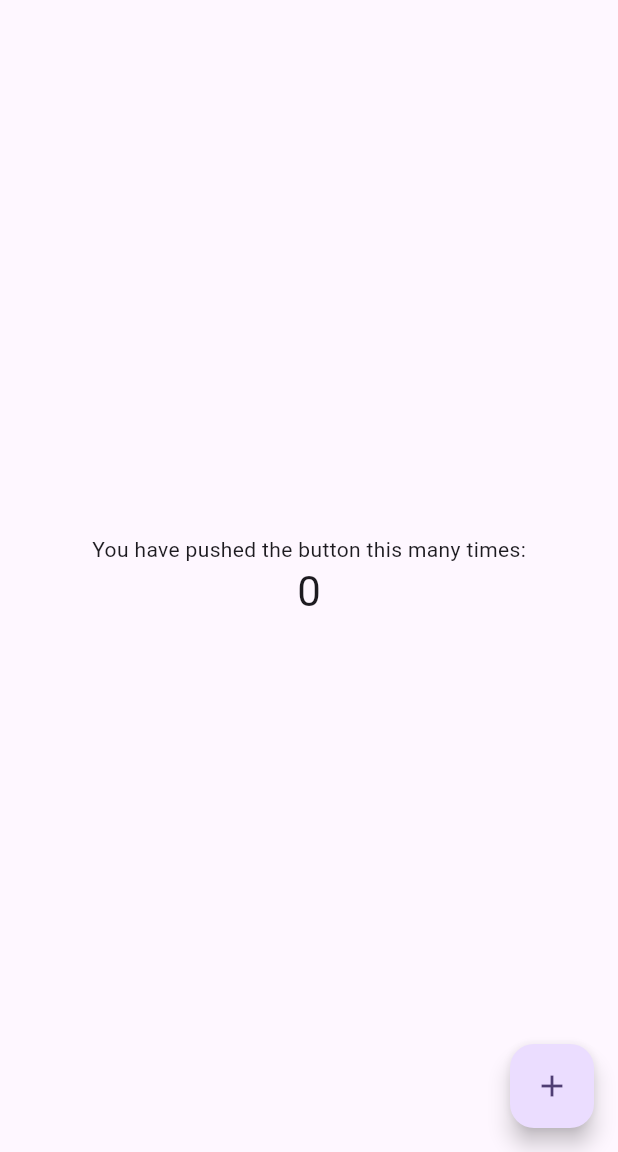
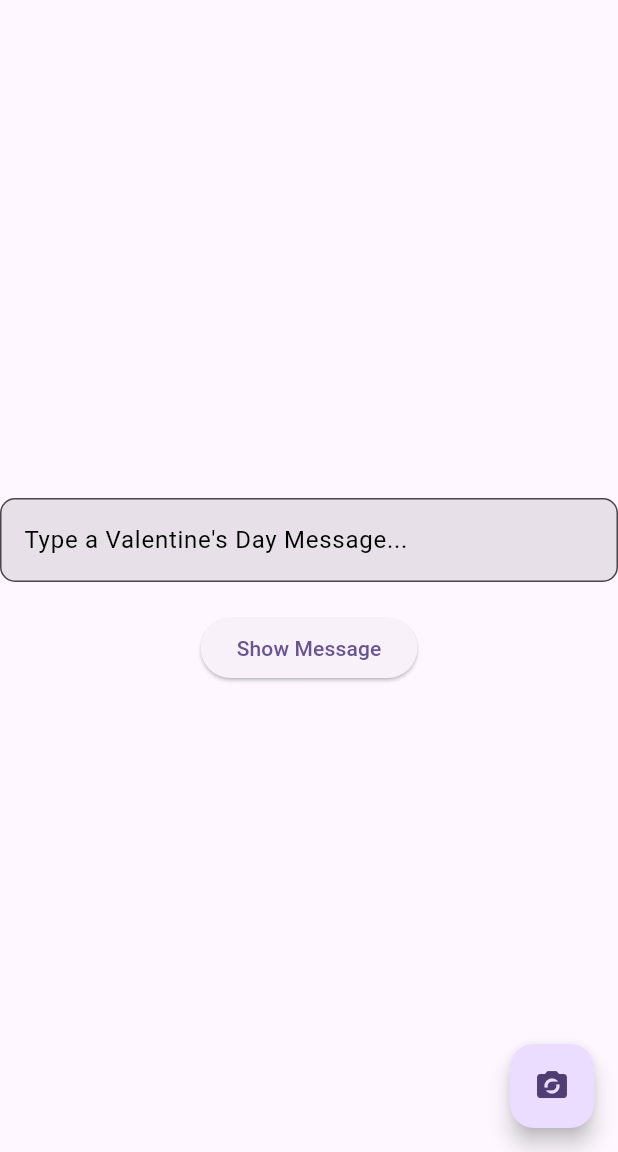
Before and after one commit to CelineSelke/inclass4, a Flutter app: the screen it shows after launch, on a phone screen of 412 x 824 dp, the part 84-1236 px from its top. Run offline on Flutter 3.47's test engine with Material 3 defaults, Android fonts, the phone set to English and light mode, and no system bars; our stand-ins replace confetti.

Commit message:
Added requirements 2 and 4

```diff
--- a/lib/main.dart
+++ b/lib/main.dart
@@ -1,4 +1,6 @@
+import 'dart:math';
 import 'package:flutter/material.dart';
+import 'package:confetti/confetti.dart';
 
 void main() {
   runApp(const MyApp());
@@ -55,17 +57,50 @@ class MyHomePage extends StatefulWidget {
 }
 
 class _MyHomePageState extends State<MyHomePage> {
-  int _counter = 0;
+  double _opacity = 0.0;
+  String _message = "";
+  final TextEditingController _controller = TextEditingController();
+  late ConfettiController _confettiController;
+  bool _showConfetti = false;
 
-  void _incrementCounter() {
+  @override
+  void initState() {
+    super.initState();
+    _confettiController =
+      ConfettiController(duration: const Duration(days: 1));
+  }
+
+
+  void _triggerConfetti() {
     setState(() {
-      // This call to setState tells the Flutter framework that something has
-      // changed in this State, which causes it to rerun the build method below
-      // so that the display can reflect the updated values. If we changed
-      // _counter without calling setState(), then the build method would not be
-      // called again, and so nothing would appear to happen.
-      _counter++;
+      _showConfetti = true;
     });
+
+    _confettiController.play();
+
+    // Stop confetti animation after 3 seconds
+    Future.delayed(const Duration(seconds: 5), () {
+      setState(() {
+        _showConfetti = false;
+      });
+      _confettiController.stop();
+    });
+  }
+
+  void _showMessage() {
+    if (_controller.text.isEmpty) return;
+
+    setState(() {
+      _message = _controller.text;
+      _opacity = 1.0;
+    });
+    Future.delayed(const Duration(seconds: 2), () {
+      setState(() {
+        _opacity = 0.0;
+      });
+    });
+
+    _controller.clear();
   }
 
   @override
@@ -86,10 +121,31 @@ class _MyHomePageState extends State<MyHomePage> {
         // the App.build method, and use it to set our appbar title.
         title: Text(widget.title),
       ),
-      body: Center(
+      body:
+      Stack(
+        children: <Widget>[
+          Visibility(
+            visible: _showConfetti,
+          // Confetti in the background
+            child: Align(
+              alignment: Alignment.topCenter,
+              child: ConfettiWidget(
+                confettiController: _confettiController,
+                blastDirection: pi / 2, // Confetti falls down
+                maxBlastForce: 20, // Confetti speed
+                minBlastForce: 10,
+                emissionFrequency: 0.1,
+                numberOfParticles: 30,
+                gravity: 0.2,
+              ),
+            ),
+          ),
+
+      Center(
         // Center is a layout widget. It takes a single child and positions it
         // in the middle of the parent.
         child: Column(
+
           // Column is also a layout widget. It takes a list of children and
           // arranges them vertically. By default, it sizes itself to fit its
           // children horizontally, and tries to be as tall as its parent.
@@ -104,22 +160,50 @@ class _MyHomePageState extends State<MyHomePage> {
           // action in the IDE, or press "p" in the console), to see the
           // wireframe for each widget.
           mainAxisAlignment: MainAxisAlignment.center,
+
           children: <Widget>[
-            const Text(
-              'You have pushed the button this many times:',
+            AnimatedOpacity(
+              duration: const Duration(seconds: 1),
+              opacity: _opacity,
+              child: _message.isNotEmpty
+                  ? Container(
+                      padding: const EdgeInsets.symmetric(
+                          horizontal: 16, vertical: 8),
+                      child: Text(
+                        _message,
+                        style: const TextStyle(fontSize: 18),
+                      ),
+                    )
+                  : const SizedBox(),
             ),
-            Text(
-              '$_counter',
-              style: Theme.of(context).textTheme.headlineMedium,
+            const SizedBox(height: 20),
+            TextField(
+              controller: _controller,
+              decoration: InputDecoration(
+                hintText: "Type a Valentine's Day Message...",
+                hintStyle: TextStyle(color: Colors.black),
+                filled: true,
+                border: OutlineInputBorder(
+                  borderRadius: BorderRadius.circular(10),
+                  borderSide: const BorderSide(color: Colors.black, width: 1),
+                ),
+              ),
+            ),
+            const SizedBox(height: 20),
+            ElevatedButton(
+              onPressed: _showMessage,
+              child: const Text("Show Message"),
             ),
           ],
         ),
       ),
+      ],
+      ),
       floatingActionButton: FloatingActionButton(
-        onPressed: _incrementCounter,
-        tooltip: 'Increment',
-        child: const Icon(Icons.add),
-      ), // This trailing comma makes auto-formatting nicer for build methods.
+        onPressed: _triggerConfetti,
+        tooltip: 'Celebrate',
+        child: const Icon(Icons.party_mode),
+      ),
     );
   }
 }
--- a/pubspec.yaml
+++ b/pubspec.yaml
@@ -34,6 +34,7 @@ dependencies:
   # The following adds the Cupertino Icons font to your application.
   # Use with the CupertinoIcons class for iOS style icons.
   cupertino_icons: ^1.0.8
+  confetti: ^0.8.0
 
 dev_dependencies:
   flutter_test:
```
Also changed, not shown: pubspec.lock.
